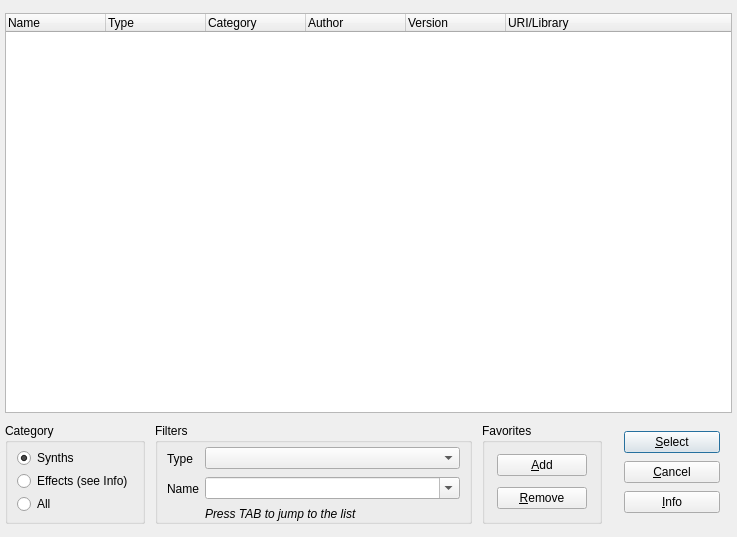
First picture: the form in src/muse/components/synthdialogbase.ui, repository emrum/muse, before the edit.
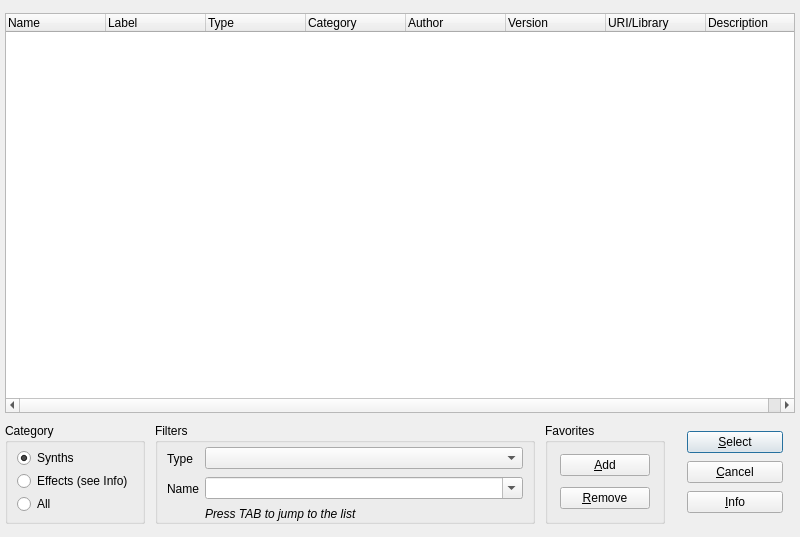
Second picture: the form after the edit.

The edit to the form file:
```diff
--- a/src/muse/components/synthdialogbase.ui
+++ b/src/muse/components/synthdialogbase.ui
@@ -6,7 +6,7 @@
    <rect>
     <x>0</x>
     <y>0</y>
-    <width>737</width>
+    <width>800</width>
     <height>537</height>
    </rect>
   </property>
@@ -77,6 +77,11 @@
          <string>Name</string>
         </property>
        </column>
+       <column>
+        <property name="text">
+         <string>Label</string>
+        </property>
+       </column>
        <column>
         <property name="text">
          <string>Type</string>
@@ -102,6 +107,11 @@
          <string>URI/Library</string>
         </property>
        </column>
+       <column>
+        <property name="text">
+         <string>Description</string>
+        </property>
+       </column>
       </widget>
      </item>
      <item row="2" column="2">
```
